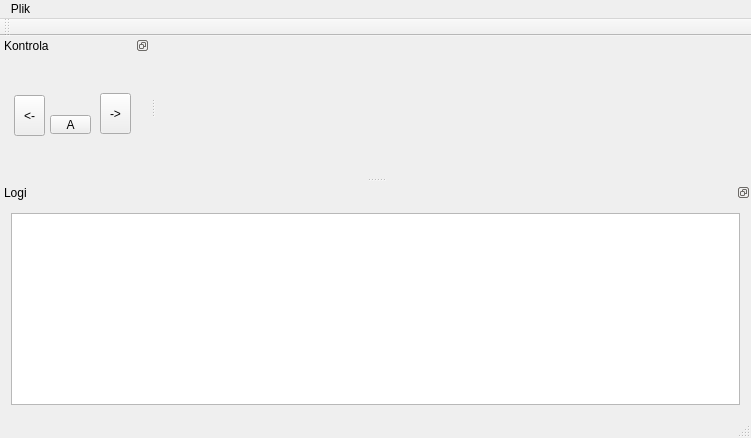
Old version of the form wizualizer/mainwindow.ui in the repository dorianJaniak/wds_sonar.
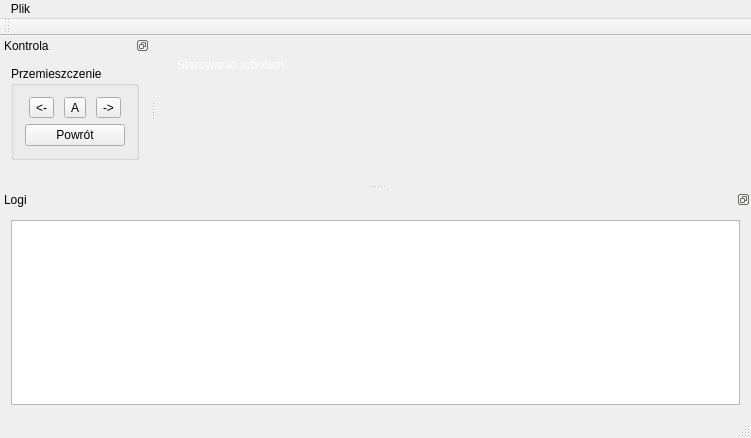
New version of the form. Custom widgets are drawn as their Qt base class.

The edit to the form file:
```diff
--- a/wizualizer/mainwindow.ui
+++ b/wizualizer/mainwindow.ui
@@ -16,7 +16,38 @@
   <widget class="QWidget" name="centralWidget">
    <layout class="QHBoxLayout" name="horizontalLayout">
     <item>
-     <widget class="MapViewer" name="mainView" native="true"/>
+     <widget class="MapViewer" name="mainView" native="true">
+      <widget class="QLabel" name="sterowanieLabel">
+       <property name="enabled">
+        <bool>true</bool>
+       </property>
+       <property name="geometry">
+        <rect>
+         <x>10</x>
+         <y>10</y>
+         <width>531</width>
+         <height>16</height>
+        </rect>
+       </property>
+       <property name="font">
+        <font>
+         <pointsize>9</pointsize>
+        </font>
+       </property>
+       <property name="frameShape">
+        <enum>QFrame::NoFrame</enum>
+       </property>
+       <property name="frameShadow">
+        <enum>QFrame::Plain</enum>
+       </property>
+       <property name="text">
+        <string>&lt;font color=&quot;white&quot;&gt; Sterowanie robotem: &lt;/font&gt;</string>
+       </property>
+       <property name="textFormat">
+        <enum>Qt::RichText</enum>
+       </property>
+      </widget>
+     </widget>
     </item>
    </layout>
   </widget>
@@ -50,7 +81,7 @@
    <property name="minimumSize">
     <size>
      <width>150</width>
-     <height>38</height>
+     <height>148</height>
     </size>
    </property>
    <property name="features">
@@ -63,45 +94,62 @@
     <number>1</number>
    </attribute>
    <widget class="QWidget" name="dockWidgetContents">
-    <widget class="QToolButton" name="leftButton">
-     <property name="geometry">
-      <rect>
-       <x>14</x>
-       <y>40</y>
-       <width>31</width>
-       <height>41</height>
-      </rect>
-     </property>
-     <property name="text">
-      <string>&lt;-</string>
-     </property>
-    </widget>
-    <widget class="QToolButton" name="rightButton">
-     <property name="geometry">
-      <rect>
-       <x>100</x>
-       <y>38</y>
-       <width>31</width>
-       <height>41</height>
-      </rect>
-     </property>
-     <property name="text">
-      <string>-&gt;</string>
-     </property>
-    </widget>
-    <widget class="QToolButton" name="forwardButton">
-     <property name="geometry">
-      <rect>
-       <x>50</x>
-       <y>60</y>
-       <width>41</width>
-       <height>19</height>
-      </rect>
-     </property>
-     <property name="text">
-      <string>A</string>
-     </property>
-    </widget>
+    <layout class="QVBoxLayout" name="verticalLayout">
+     <item>
+      <widget class="QGroupBox" name="groupBox">
+       <property name="title">
+        <string>Przemieszczenie</string>
+       </property>
+       <layout class="QVBoxLayout" name="verticalLayout_2">
+        <item>
+         <layout class="QHBoxLayout" name="horizontalLayout_3">
+          <item>
+           <widget class="QToolButton" name="leftButton">
+            <property name="text">
+             <string>&lt;-</string>
+            </property>
+           </widget>
+          </item>
+          <item>
+           <widget class="QToolButton" name="forwardButton">
+            <property name="text">
+             <string>A</string>
+            </property>
+           </widget>
+          </item>
+          <item>
+           <widget class="QToolButton" name="rightButton">
+            <property name="text">
+             <string>-&gt;</string>
+            </property>
+           </widget>
+          </item>
+         </layout>
+        </item>
+        <item>
+         <widget class="QPushButton" name="clearMoveButton">
+          <property name="text">
+           <string>Powrót</string>
+          </property>
+         </widget>
+        </item>
+       </layout>
+      </widget>
+     </item>
+     <item>
+      <spacer name="verticalSpacer">
+       <property name="orientation">
+        <enum>Qt::Vertical</enum>
+       </property>
+       <property name="sizeHint" stdset="0">
+        <size>
+         <width>20</width>
+         <height>40</height>
+        </size>
+       </property>
+      </spacer>
+     </item>
+    </layout>
    </widget>
   </widget>
   <widget class="QDockWidget" name="LogWidget">
```
